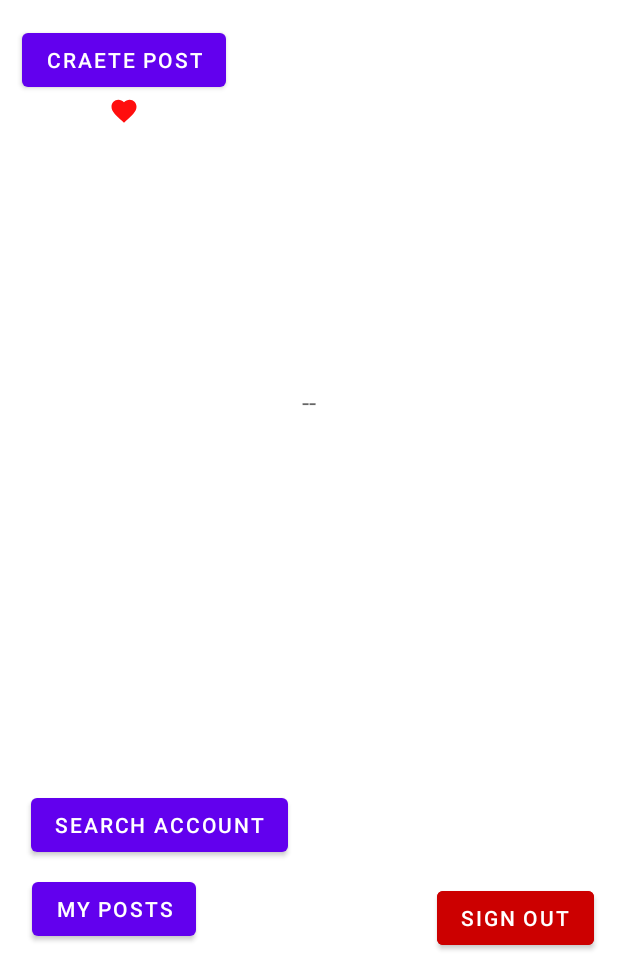
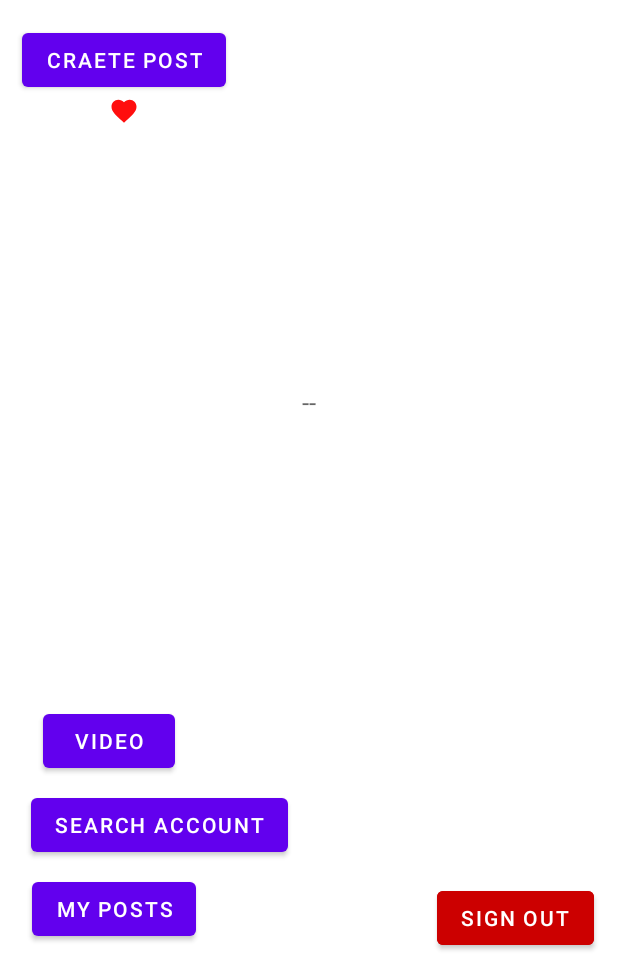
Before and after one commit to SyedAhmedKamal/FirebaseSocialAppJava, an Android app: the screen it shows after launch once a user with an empty profile is signed in (HomeActivity), on a phone screen of 412 x 824 dp, the part 258-1236 px from its top. Run offline under Robolectric (Android 15) with nearby library versions, the phone set to English and light mode, and no system bars; our stand-ins replace Firebase (no records; nobody signed in at launch, a user with empty details on screens opened directly).

Commit message:
select video from gallery

```diff
--- a/app/src/main/AndroidManifest.xml
+++ b/app/src/main/AndroidManifest.xml
@@ -9,6 +9,9 @@
         android:roundIcon="@mipmap/ic_launcher_round"
         android:supportsRtl="true"
         android:theme="@style/Theme.FirebaseSocialAppJava">
+        <activity
+            android:name=".view.UploadVideoActivityTEST"
+            android:exported="false" />
         <activity
             android:name=".view.SearchAccountActivity"
             android:exported="false" />
--- a/app/src/main/java/com/example/firebasesocialapp_java/view/HomeActivity.java
+++ b/app/src/main/java/com/example/firebasesocialapp_java/view/HomeActivity.java
@@ -123,6 +123,15 @@ public class HomeActivity extends AppCompatActivity {
             @Override
             public void onClick(View view) {
                 startActivity(new Intent(HomeActivity.this, SearchAccountActivity.class));
+                finish();
+            }
+        });
+
+        // goto video upload screen
+        binding.videoBtn.setOnClickListener(new View.OnClickListener() {
+            @Override
+            public void onClick(View view) {
+                startActivity(new Intent(HomeActivity.this, UploadVideoActivityTEST.class));
                 finish();
             }
         });
--- a/app/src/main/res/layout/activity_home.xml
+++ b/app/src/main/res/layout/activity_home.xml
@@ -79,4 +79,15 @@
         app:layout_constraintEnd_toEndOf="@+id/my_posts"
         app:layout_constraintHorizontal_bias="0.22"
         app:layout_constraintStart_toStartOf="@+id/my_posts" />
+
+    <Button
+        android:id="@+id/video_btn"
+        android:layout_width="wrap_content"
+        android:layout_height="wrap_content"
+        android:layout_margin="8dp"
+        android:text="Video"
+        app:layout_constraintBottom_toTopOf="@+id/search_account_btn"
+        app:layout_constraintEnd_toEndOf="@+id/search_account_btn"
+        app:layout_constraintHorizontal_bias="0.0"
+        app:layout_constraintStart_toStartOf="@+id/search_account_btn" />
 </androidx.constraintlayout.widget.ConstraintLayout>
```
Also changed, not shown: app/src/main/java/com/example/firebasesocialapp_java/view/UploadVideoActivityTEST.java (added, +59 -0 lines), app/src/main/res/layout/activity_upload_video_test.xml (added, +18 -0 lines).
